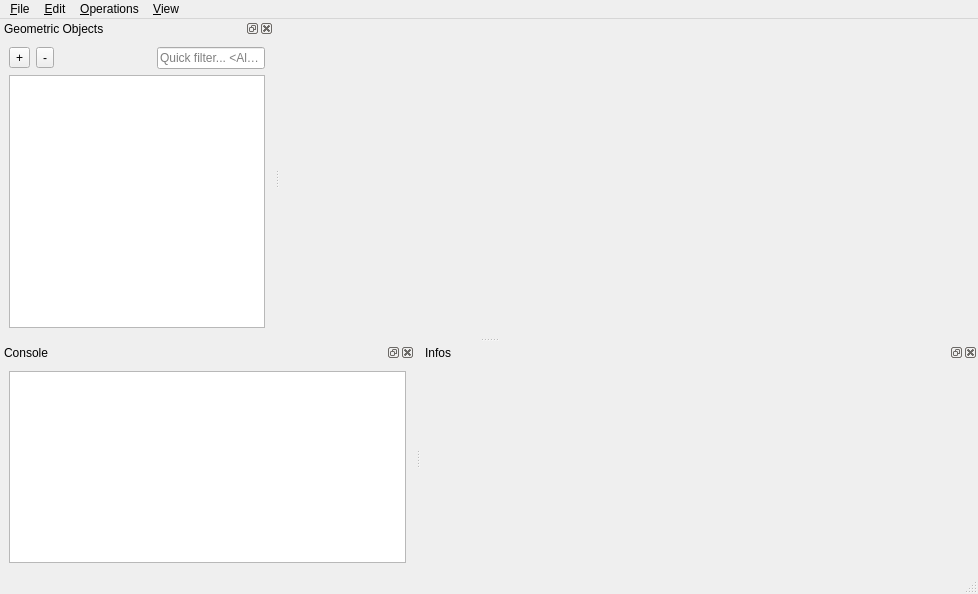
Above: src/MainWindow.ui from tudelft3d/3D_Urban_Mesh_Annotator before the change. Below: the same form after it.
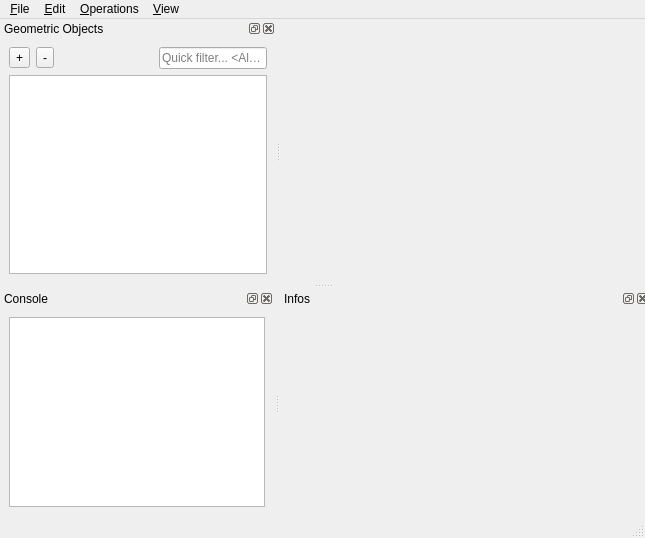
That is the form after the change. Icons and pictures are not drawn. Custom widgets are drawn as their Qt base class.

Diff of the .ui file:
```diff
--- a/src/MainWindow.ui
+++ b/src/MainWindow.ui
@@ -6,10 +6,16 @@
    <rect>
     <x>0</x>
     <y>0</y>
-    <width>978</width>
-    <height>594</height>
+    <width>645</width>
+    <height>538</height>
    </rect>
   </property>
+  <property name="minimumSize">
+   <size>
+    <width>645</width>
+    <height>538</height>
+   </size>
+  </property>
   <property name="windowTitle">
    <string>CGAL Three</string>
   </property>
@@ -42,6 +48,12 @@
         <verstretch>1</verstretch>
        </sizepolicy>
       </property>
+      <property name="minimumSize">
+       <size>
+        <width>368</width>
+        <height>264</height>
+       </size>
+      </property>
      </widget>
     </item>
    </layout>
@@ -51,7 +63,7 @@
     <rect>
      <x>0</x>
      <y>0</y>
-     <width>978</width>
+     <width>645</width>
      <height>21</height>
     </rect>
    </property>
@@ -109,11 +121,17 @@
   <widget class="QStatusBar" name="statusbar"/>
   <widget class="QDockWidget" name="sceneDockWidget">
    <property name="sizePolicy">
-    <sizepolicy hsizetype="Preferred" vsizetype="Expanding">
+    <sizepolicy hsizetype="Preferred" vsizetype="Preferred">
      <horstretch>0</horstretch>
      <verstretch>0</verstretch>
     </sizepolicy>
    </property>
+   <property name="minimumSize">
+    <size>
+     <width>276</width>
+     <height>122</height>
+    </size>
+   </property>
    <property name="locale">
     <locale language="English" country="UnitedStates"/>
    </property>
@@ -124,6 +142,12 @@
     <number>1</number>
    </attribute>
    <widget class="QWidget" name="dockWidgetContent">
+    <property name="sizePolicy">
+     <sizepolicy hsizetype="Preferred" vsizetype="Preferred">
+      <horstretch>0</horstretch>
+      <verstretch>0</verstretch>
+     </sizepolicy>
+    </property>
     <layout class="QGridLayout" name="gridLayout_2">
      <item row="0" column="0">
       <layout class="QVBoxLayout" name="verticalLayout">
@@ -176,11 +200,17 @@
        <item>
         <widget class="QTreeView" name="sceneView">
          <property name="sizePolicy">
-          <sizepolicy hsizetype="Expanding" vsizetype="Preferred">
+          <sizepolicy hsizetype="Preferred" vsizetype="Preferred">
            <horstretch>0</horstretch>
            <verstretch>0</verstretch>
           </sizepolicy>
          </property>
+         <property name="minimumSize">
+          <size>
+           <width>256</width>
+           <height>50</height>
+          </size>
+         </property>
          <property name="editTriggers">
           <set>QAbstractItemView::DoubleClicked|QAbstractItemView::EditKeyPressed|QAbstractItemView::SelectedClicked</set>
          </property>
@@ -207,6 +237,12 @@
    </widget>
   </widget>
   <widget class="QDockWidget" name="consoleDockWidget">
+   <property name="minimumSize">
+    <size>
+     <width>274</width>
+     <height>111</height>
+    </size>
+   </property>
    <property name="allowedAreas">
     <set>Qt::BottomDockWidgetArea|Qt::LeftDockWidgetArea|Qt::TopDockWidgetArea</set>
    </property>
@@ -220,6 +256,12 @@
     <layout class="QVBoxLayout" name="verticalLayout_3">
      <item>
       <widget class="QTextEdit" name="consoleTextEdit">
+       <property name="minimumSize">
+        <size>
+         <width>256</width>
+         <height>0</height>
+        </size>
+       </property>
        <property name="readOnly">
         <bool>true</bool>
        </property>
@@ -229,6 +271,12 @@
    </widget>
   </widget>
   <widget class="QDockWidget" name="infoDockWidget">
+   <property name="minimumSize">
+    <size>
+     <width>370</width>
+     <height>124</height>
+    </size>
+   </property>
    <property name="windowTitle">
     <string>Infos</string>
    </property>
@@ -261,7 +309,7 @@
            <rect>
             <x>0</x>
             <y>0</y>
-            <width>541</width>
+            <width>350</width>
             <height>177</height>
            </rect>
           </property>
@@ -274,6 +322,12 @@
                <verstretch>1</verstretch>
               </sizepolicy>
              </property>
+             <property name="minimumSize">
+              <size>
+               <width>332</width>
+               <height>0</height>
+              </size>
+             </property>
              <property name="contextMenuPolicy">
               <enum>Qt::DefaultContextMenu</enum>
              </property>
```
Left out of the diff: 3 changed lines with no effect on the pictures.
